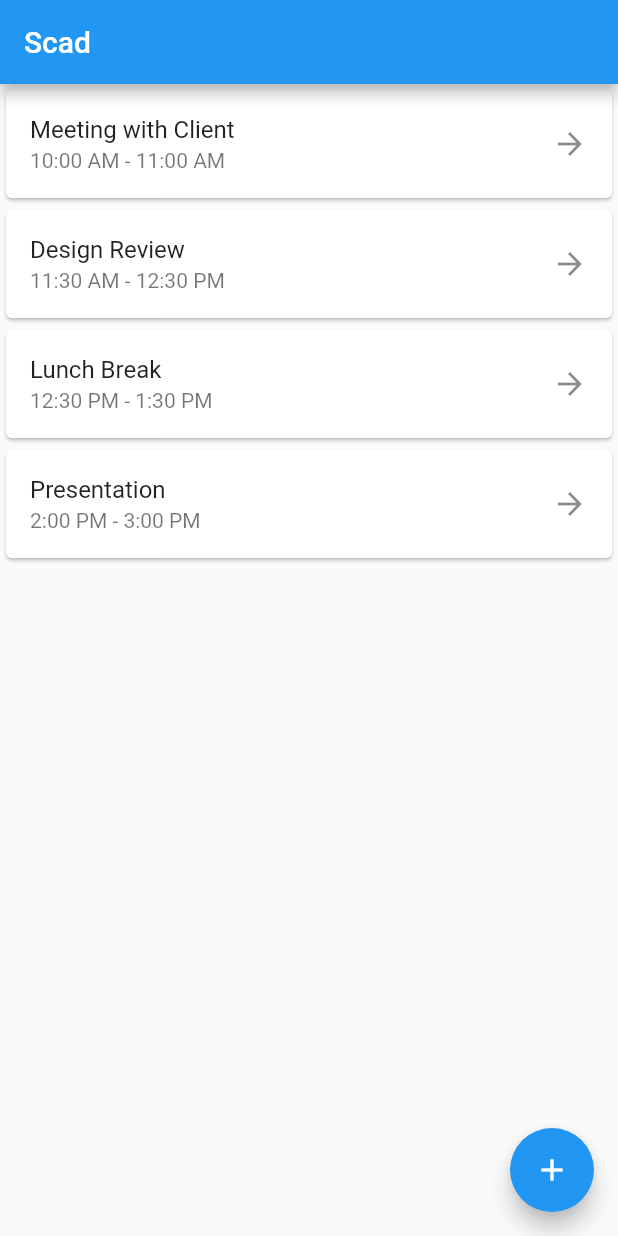
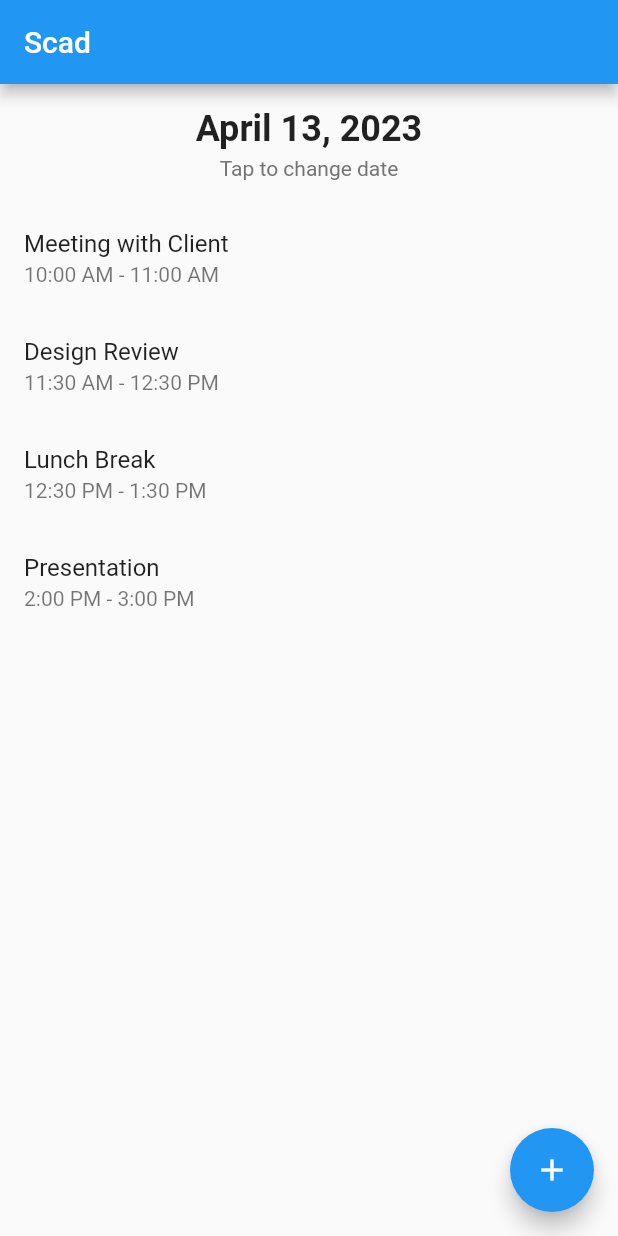
Before and after one commit to mak3042001/seniorApp, a Flutter app: the screen it shows after launch, on a phone screen of 412 x 824 dp. Run offline on Flutter 3.47's test engine with Material 2 defaults, Android fonts, the phone set to English and light mode, and no system bars; our stand-ins replace awesome_dialog.

Commit message:
new edit schaduales screen commit

```diff
--- a/lib/Sca.dart
+++ b/lib/Sca.dart
@@ -1,7 +1,8 @@
 import 'package:flutter/material.dart';
+import 'package:intl/intl.dart';
 
 class Scad extends StatefulWidget {
-  const Scad({Key? key, required this.title}) : super(key: key);
+  Scad({Key? key, required this.title}) : super(key: key);
 
   final String title;
 
@@ -10,9 +11,43 @@ class Scad extends StatefulWidget {
 }
 
 class _ScadState extends State<Scad> {
-  final List<String> _scheduleTitles = [    'Meeting with Client',    'Design Review',    'Lunch Break',    'Presentation'  ];
+  DateTime _selectedDate = DateTime.now();
 
-  final List<String> _scheduleTimes = [    '10:00 AM - 11:00 AM',    '11:30 AM - 12:30 PM',    '12:30 PM - 1:30 PM',    '2:00 PM - 3:00 PM'  ];
+  final List<Map<String, dynamic>> _scheduleList = [
+    {
+      'title': 'Meeting with Client',
+      'time': '10:00 AM - 11:00 AM',
+      'date': DateTime.now(),
+    },
+    {
+      'title': 'Design Review',
+      'time': '11:30 AM - 12:30 PM',
+      'date': DateTime.now(),
+    },
+    {
+      'title': 'Lunch Break',
+      'time': '12:30 PM - 1:30 PM',
+      'date': DateTime.now(),
+    },
+    {
+      'title': 'Presentation',
+      'time': '2:00 PM - 3:00 PM',
+      'date': DateTime.now(),
+    },
+  ];
+
+  void _selectDate(BuildContext context) async {
+    final DateTime? picked = await showDatePicker(
+        context: context,
+        initialDate: _selectedDate,
+        firstDate: DateTime(2021),
+        lastDate: DateTime(2100));
+    if (picked != null && picked != _selectedDate) {
+      setState(() {
+        _selectedDate = picked;
+      });
+    }
+  }
 
   @override
   Widget build(BuildContext context) {
@@ -20,20 +55,50 @@ class _ScadState extends State<Scad> {
       appBar: AppBar(
         title: Text(widget.title),
       ),
-      body: ListView.builder(
-        itemCount: _scheduleTitles.length,
-        itemBuilder: (BuildContext context, int index) {
-          return Card(
-            child: ListTile(
-              title: Text(_scheduleTitles[index]),
-              subtitle: Text(_scheduleTimes[index]),
-              trailing: const Icon(Icons.arrow_forward),
-              onTap: () {
-                // navigate to schedule details page
+      body: Column(
+        crossAxisAlignment: CrossAxisAlignment.start,
+        children: [
+          const SizedBox(height: 16.0),
+          Center(
+            child: GestureDetector(
+              onTap: () => _selectDate(context),
+              child: Column(
+                children: [
+                  Text(
+                    DateFormat.yMMMMd().format(_selectedDate),
+                    style:
+                        const TextStyle(fontSize: 24.0, fontWeight: FontWeight.bold),
+                  ),
+                  const SizedBox(height: 4.0),
+                  Text(
+                    'Tap to change date',
+                    style: TextStyle(color: Colors.grey[600]),
+                  ),
+                ],
+              ),
+            ),
+          ),
+          const SizedBox(height: 16.0),
+          Expanded(
+            child: ListView.builder(
+              itemCount: _scheduleList.length,
+              itemBuilder: (BuildContext context, int index) {
+                if (_scheduleList[index]['date'].day != _selectedDate.day ||
+                    _scheduleList[index]['date'].month != _selectedDate.month ||
+                    _scheduleList[index]['date'].year != _selectedDate.year) {
+                  return const SizedBox.shrink();
+                }
+                return ListTile(
+                  title: Text(_scheduleList[index]['title']),
+                  subtitle: Text(_scheduleList[index]['time']),
+                  onTap: () {
+                    // navigate to schedule details page
+                  },
+                );
               },
             ),
-          );
-        },
+          ),
+        ],
       ),
       floatingActionButton: FloatingActionButton(
         onPressed: () {
--- a/lib/main.dart
+++ b/lib/main.dart
@@ -27,7 +27,7 @@ class MyApp extends StatelessWidget {
         // is not restarted.
         primarySwatch: Colors.blue,
       ),
-      home: const Scad(title: 'Scad',),
+      home: Scad(title: 'Scad',),
     );
   }
 }
--- a/pubspec.yaml
+++ b/pubspec.yaml
@@ -38,6 +38,7 @@ dependencies:
   intl: ^0.18.0
   awesome_dialog: ^3.0.2
   local_auth: ^2.1.6
+
 
 dev_dependencies:
   flutter_test:
```
Also changed, not shown: pubspec.lock.
